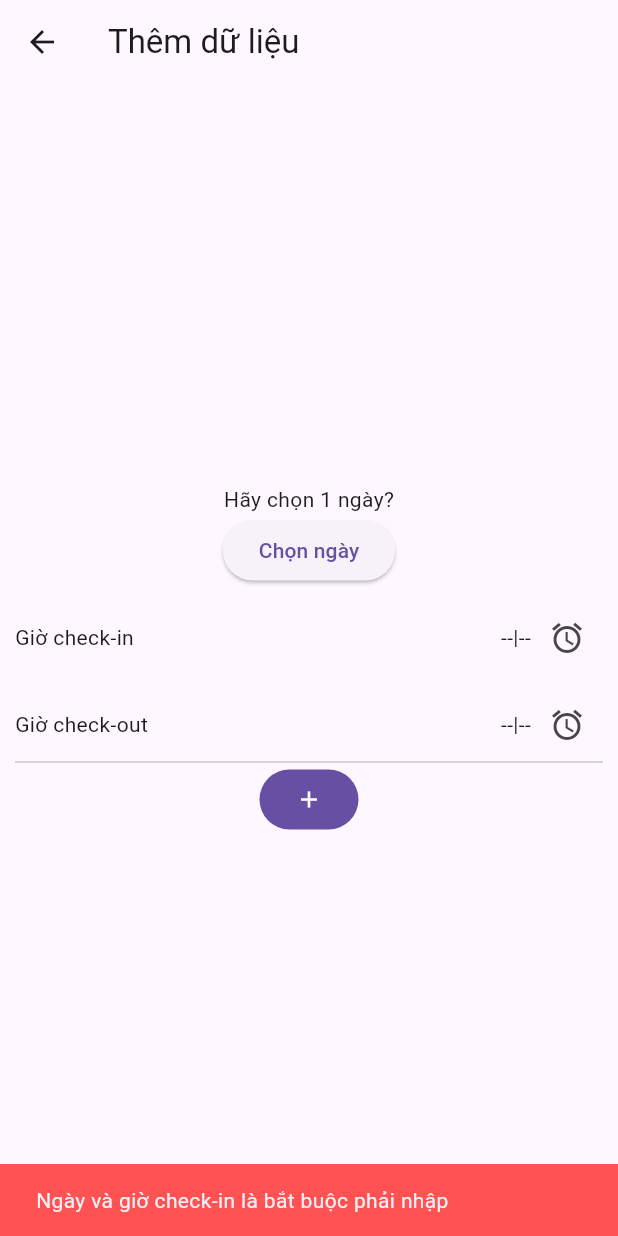
After one commit to LeTienIT/Flutter, a Flutter app: the AddScreen screen opened by its route, after a tap on the "add" icon, on a phone screen of 412 x 824 dp. The commit adds this screen. Run offline on Flutter 3.47's test engine with Material 3 defaults, Android fonts, the phone set to English and light mode, and no system bars; our stand-ins replace fl_chart, flutter_local_notifications, flutter_speed_dial, flutter_timezone, lottie and 4 more; missing offline and left inert: android_intent_plus, dart:ffi; accounts and stored records are empty.

Commit message:
Thêm tính năng - tạo bản ghi cho các ngày quên

```diff
--- a/focus_punch_in/lib/main.dart
+++ b/focus_punch_in/lib/main.dart
@@ -2,6 +2,7 @@ import 'package:flutter/material.dart';
 import 'package:focus_punch_in/core/utils/notification_utils.dart';
 import 'package:focus_punch_in/viewmodels/theme_vm.dart';
 import 'package:focus_punch_in/viewmodels/time_sheet_vm.dart';
+import 'package:focus_punch_in/views/add_screen.dart';
 import 'package:focus_punch_in/views/check_io_screen.dart';
 import 'package:focus_punch_in/views/list_view.dart';
 import 'package:focus_punch_in/views/report_screen.dart';
@@ -52,7 +53,8 @@ class MyApp extends StatelessWidget {
         '/list': (context) => TimeSheetScreen(),
         '/checkIn': (context) => CheckIOScreen(),
         '/setting': (context) => SettingScreen(),
-        '/report' : (context) => ReportScreen()
+        '/report' : (context) => ReportScreen(),
+        '/add': (context) => AddScreen(),
       },
       home: ReportScreen(),
     );
--- a/focus_punch_in/lib/viewmodels/time_sheet_vm.dart
+++ b/focus_punch_in/lib/viewmodels/time_sheet_vm.dart
@@ -91,4 +91,9 @@ class TimeSheetVM extends ChangeNotifier{
     }
     notifyListeners();
   }
+
+  Future<void> insert(WorkSession w) async{
+    await _db.insert(w);
+    loadData();
+  }
 }
--- /dev/null
+++ b/focus_punch_in/lib/views/add_screen.dart
@@ -0,0 +1,149 @@
+import 'package:flutter/cupertino.dart';
+import 'package:flutter/material.dart';
+import 'package:focus_punch_in/models/work_session.dart';
+import 'package:intl/intl.dart';
+import 'package:provider/provider.dart';
+
+import '../viewmodels/time_sheet_vm.dart';
+
+class AddScreen extends StatefulWidget{
+  const AddScreen({super.key});
+
+  @override
+  State<StatefulWidget> createState() {
+    return _AddScreen();
+  }
+
+}
+class _AddScreen extends State<AddScreen>{
+  DateTime? today;
+  TimeOfDay? timeCheckIn, timeCheckOut;
+  @override
+  Widget build(BuildContext context) {
+    final vm = context.watch<TimeSheetVM>();
+    return Scaffold(
+      appBar: AppBar(title: Text('Thêm dữ liệu'),),
+      body: Container(
+        padding: EdgeInsets.all(10),
+        color: Theme.of(context).cardColor,
+        child: Column(
+          mainAxisAlignment: MainAxisAlignment.center,
+          crossAxisAlignment: CrossAxisAlignment.center,
+          children: [
+            Text(today == null ? 'Hãy chọn 1 ngày?' : DateFormat('dd/MM/yyyy').format(today!)),
+            ElevatedButton.icon(
+                onPressed: ()async{
+                  final rs = await showDatePicker(
+                      context: context,
+                      initialDate: DateTime.now(),
+                      firstDate: DateTime(2000),
+                      lastDate: DateTime.now()
+                  );
+                  if(rs != null){
+                    setState(() {
+                      today = rs;
+                    });
+                  }
+                },
+                label: Text('Chọn ngày')
+            ),
+            SizedBox(height: 10,),
+            Row(
+              mainAxisSize: MainAxisSize.max,
+              children: [
+                Expanded(child: Text('Giờ check-in')),
+                Text(timeCheckIn !=null ? timeCheckIn!.format(context) : '--|--'),
+                IconButton(
+                    onPressed: () async {
+                      var pickedTime = await showTimePicker(
+                          context: context,
+                          initialTime: timeCheckIn!=null?timeCheckIn!:TimeOfDay.now(),
+                          initialEntryMode: TimePickerEntryMode.dial
+                      );
+                      if(pickedTime != null){
+                        setState(() {
+                          timeCheckIn = pickedTime;
+                        });
+                      }
+                    },
+                    icon: Icon(Icons.access_alarms))
+              ],
+            ),
+            SizedBox(height: 10,),
+            Row(
+              mainAxisSize: MainAxisSize.max,
+              children: [
+                Expanded(child: Text('Giờ check-out')),
+                Text(
+                    timeCheckOut!=null ? timeCheckOut!.format(context) : '--|--'
+                ),
+                IconButton(
+                    onPressed: () async {
+                      var pickedTime = await showTimePicker(
+                          context: context,
+                          initialTime: timeCheckOut ?? TimeOfDay.now(),
+                          initialEntryMode: TimePickerEntryMode.dial
+                      );
+                      if(pickedTime != null){
+                        setState(() {
+                          timeCheckOut = pickedTime;
+                        });
+                      }
+                    },
+                    icon: Icon(Icons.access_alarms))
+              ],
+            ),
+            Divider(height: 2,),
+            FilledButton.icon(
+                onPressed: ()async{
+                  if(today == null || timeCheckIn == null){
+                    ScaffoldMessenger.of(context).showSnackBar(
+                        SnackBar(
+                          content: Text('Ngày và giờ check-in là bắt buộc phải nhập'),
+                          backgroundColor: Colors.redAccent,
+                        )
+                    );
+                    return;
+                  }
+                  else{
+                    if(vm.list.isNotEmpty){
+                      bool exists = vm.list.any((session) =>
+                      session.day.year == today!.year &&
+                          session.day.month == today!.month &&
+                          session.day.day == today!.day
+                      );
+                      if(exists){
+                        ScaffoldMessenger.of(context).showSnackBar(
+                            SnackBar(
+                              content: Text('Ngày hiện tại đã tồn tại trong danh sách, không thể thêm'),
+                              backgroundColor: Colors.redAccent,
+                            )
+                        );
+                      }
+                      else{
+                        final checkIn = DateTime(today!.year, today!.month, today!.day, timeCheckIn!.hour, timeCheckIn!.minute);
+                        WorkSession w = WorkSession(day: today!, checkIn: checkIn);
+                        if(timeCheckOut!=null){
+                          final checkOut = DateTime(today!.year, today!.month, today!.day, timeCheckOut!.hour, timeCheckOut!.minute);
+                          w.checkOut = checkOut;
+                        }
+                        await vm.insert(w);
+                        ScaffoldMessenger.of(context).showSnackBar(
+                            SnackBar(
+                              content: Text('Thêm dữ liệu thành công!'),
+                              backgroundColor: Colors.green,
+                            )
+                        );
+                      }
+                    }
+                  }
+                },
+                label: Icon(Icons.add)
+            )
+          ],
+        ),
+      ),
+    );
+  }
+
+}
--- a/focus_punch_in/lib/views/list_view.dart
+++ b/focus_punch_in/lib/views/list_view.dart
@@ -151,6 +151,10 @@ class _TimeSheetScreen extends State<TimeSheetScreen>{
           ),
         ],
       ),
+      floatingActionButton: FloatingActionButton(
+          onPressed: (){Navigator.pushNamed(context, '/add');},
+          child: Icon(Icons.add_box),
+      ),
     );
   }
 
--- a/focus_punch_in/pubspec.yaml
+++ b/focus_punch_in/pubspec.yaml
@@ -3,7 +3,7 @@ description: "A new Flutter project."
 
 publish_to: 'none' # Remove this line if you wish to publish to pub.dev
 
-version: 1.0.0+6
+version: 1.2.0+7
 
 environment:
   sdk: ^3.7.2
```
